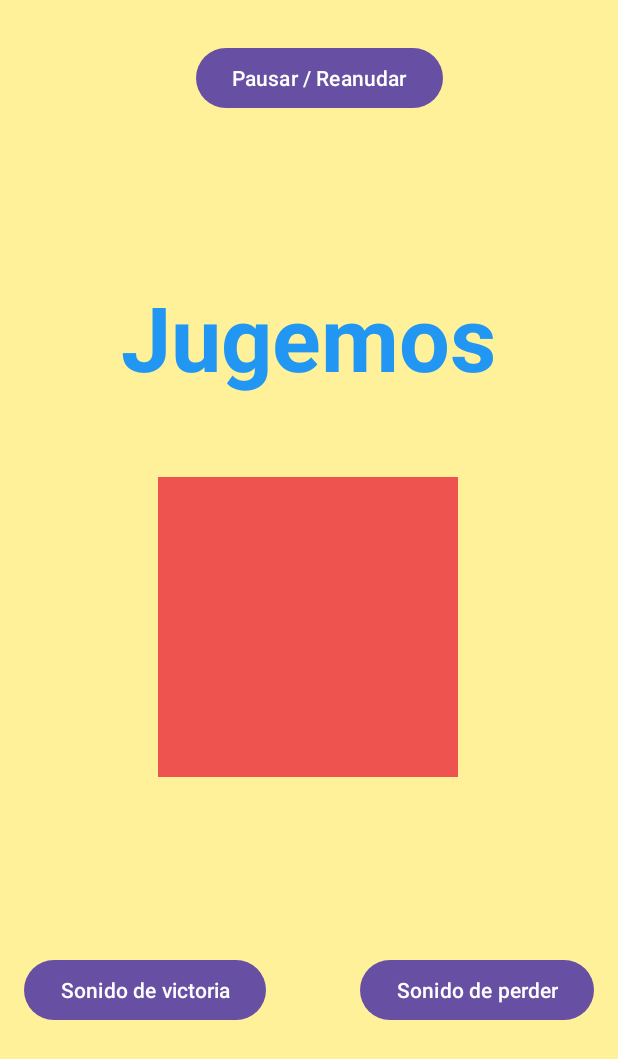
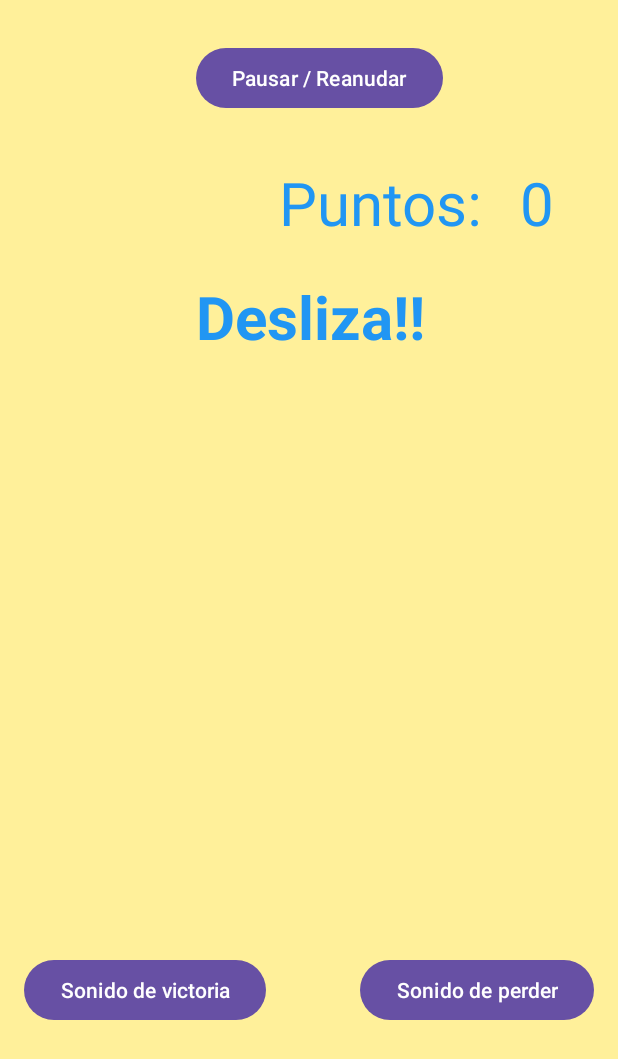
Before and after one commit to Xerlocs/BopIt, an Android app: the Juego screen opened directly, with no data from a screen before it, on a phone screen of 412 x 824 dp. Shown: the top 1059 px of the screen. Run offline under Robolectric (Android 15) with nearby library versions, the phone set to English and light mode, and no system bars.

Commit message:
decimo Commit (cambio de instrucciones y puntaje)

```diff
--- a/app/src/main/java/cl/dv/bopit/Juego.kt
+++ b/app/src/main/java/cl/dv/bopit/Juego.kt
@@ -1,6 +1,5 @@
 package cl.dv.bopit
 
-import android.annotation.SuppressLint
 import android.content.Context
 import android.content.pm.ActivityInfo
 import android.graphics.Color
@@ -11,11 +10,14 @@ import android.hardware.SensorManager
 import androidx.appcompat.app.AppCompatActivity
 import android.os.Bundle
 import android.media.MediaPlayer
+import android.os.Handler
+import android.os.Looper
 import android.view.GestureDetector
 import android.view.MotionEvent
 import android.widget.Button
 import android.widget.TextView
 import androidx.core.view.GestureDetectorCompat
+import kotlin.random.Random
 
 class Juego : AppCompatActivity(), GestureDetector.OnGestureListener, SensorEventListener{
 
@@ -26,10 +28,22 @@ class Juego : AppCompatActivity(), GestureDetector.OnGestureListener, SensorEven
     private lateinit var mDetector: GestureDetectorCompat
 
     private lateinit var gesture: TextView
-    private lateinit var square: TextView
 
     private var sensorManager: SensorManager? = null
     private var accelerometer: Sensor? = null
+
+    private val handler = Handler(Looper.getMainLooper())
+
+    private lateinit var puntos: TextView
+    private var puntaje = 0
+
+    val randomNum = List(10) { Random.nextInt(0, 3) }
+
+    private val instrucciones = listOf(
+        "Desliza!!",
+        "Agita!!",
+        "Manten precionado!!"
+    )
 
     public override fun onCreate(savedInstanceState: Bundle?) {
         super.onCreate(savedInstanceState)
@@ -41,8 +55,10 @@ class Juego : AppCompatActivity(), GestureDetector.OnGestureListener, SensorEven
         mediaPlayer2 = MediaPlayer.create(this, R.raw.lose_theme)
         mediaPlayer3 = MediaPlayer.create(this, R.raw.relaxe_theme)
 
-        gesture = findViewById(R.id.gestureText)
-        square = findViewById(R.id.tv_square)
+        gesture = findViewById(R.id.gestureText) //Intrucciones
+        puntos = findViewById(R.id.puntajeText)
+
+        puntos.text = puntaje.toString()
 
         sensorManager = getSystemService(Context.SENSOR_SERVICE) as SensorManager
         accelerometer = sensorManager?.getDefaultSensor(Sensor.TYPE_ACCELEROMETER)
@@ -51,6 +67,8 @@ class Juego : AppCompatActivity(), GestureDetector.OnGestureListener, SensorEven
 
         mediaPlayer3.start()
         mediaPlayer3.isLooping
+
+        showRandomInstruccion()
 
         val victoria = findViewById<Button>(R.id.victoriaButton)
         victoria.setOnClickListener{
@@ -76,6 +94,12 @@ class Juego : AppCompatActivity(), GestureDetector.OnGestureListener, SensorEven
         }
 
 
+    }
+
+    private fun showRandomInstruccion() {
+        val randomIndex = (0 until instrucciones.size).random()
+        val randomInstruction = instrucciones[randomIndex]
+        gesture.text = randomInstruction
     }
 
     override fun onTouchEvent(event: MotionEvent): Boolean {
@@ -113,12 +137,35 @@ class Juego : AppCompatActivity(), GestureDetector.OnGestureListener, SensorEven
         velocityX: Float,
         velocityY: Float
     ): Boolean {
-        gesture.setText(R.string.desliza)
+
+        if(gesture.text == "Desliza!!")
+        {
+            gesture.setText(R.string.logro)
+            puntaje = puntaje + 1
+            puntos.text = puntaje.toString()
+            mediaPlayer.start()
+            scheduleRandomInstruction()
+        }else
+        {
+            gesture.setText(R.string.fallo)
+            mediaPlayer2.start()
+        }
         return true
     }
 
     override fun onLongPress(event: MotionEvent) {
-        gesture.setText(R.string.longpress)
+        if(gesture.text == "Manten precionado!!")
+        {
+            gesture.setText(R.string.logro)
+            puntaje = puntaje + 1
+            puntos.text = puntaje.toString()
+            mediaPlayer.start()
+            scheduleRandomInstruction()
+        }else
+        {
+            gesture.setText(R.string.fallo)
+            mediaPlayer2.start()
+        }
     }
 
     override fun onScroll(
@@ -145,14 +192,22 @@ class Juego : AppCompatActivity(), GestureDetector.OnGestureListener, SensorEven
             val acceleration = Math.sqrt(x * x + y * y + z * z.toDouble()).toFloat()
 
             // You can adjust the acceleration threshold based on your needs
-            val threshold = 10.0f
+            val threshold = 15.0f
 
             if (acceleration > threshold) {
-                // Change the background color to black
-                square.setBackgroundColor(Color.RED)
+                if(gesture.text == "Agita!!")
+                {
+                    gesture.setText(R.string.logro)
+                    puntaje = puntaje + 1
+                    puntos.text = puntaje.toString()
+                    mediaPlayer.start()
+                    scheduleRandomInstruction()
+                }else
+                {
+                    gesture.setText(R.string.fallo)
+                    mediaPlayer2.start()
+                }
             } else {
-                // Change the background color to white
-                square.setBackgroundColor(Color.BLUE)
             }
         }
     }
@@ -160,4 +215,10 @@ class Juego : AppCompatActivity(), GestureDetector.OnGestureListener, SensorEven
     override fun onAccuracyChanged(p0: Sensor?, p1: Int) {
         return
     }
+
+    private fun scheduleRandomInstruction() {
+        handler.postDelayed({
+            showRandomInstruccion()
+        }, 3000)
+    }
 }
--- a/app/src/main/res/layout/activity_juego.xml
+++ b/app/src/main/res/layout/activity_juego.xml
@@ -42,13 +42,13 @@
 
   <TextView
       android:id="@+id/gestureText"
-      android:layout_width="276dp"
-      android:layout_height="90dp"
+      android:layout_width="414dp"
+      android:layout_height="106dp"
       android:layout_marginTop="184dp"
       android:text="@string/textoejemplo"
       android:textAlignment="center"
       android:textColor="@color/azul_bonito"
-      android:textSize="60sp"
+      android:textSize="40sp"
       android:textStyle="bold"
       app:layout_constraintEnd_toEndOf="parent"
       app:layout_constraintHorizontal_bias="0.496"
@@ -56,14 +56,31 @@
       app:layout_constraintTop_toTopOf="parent" />
 
   <TextView
-      android:id="@+id/tv_square"
-      android:layout_width="200dp"
-      android:layout_height="200dp"
-      android:layout_marginTop="44dp"
-      android:background="@color/rojo"
-      android:gravity="center"
+      android:id="@+id/pText"
+      android:layout_width="150dp"
+      android:layout_height="75dp"
+      android:layout_marginTop="108dp"
+      android:text="@string/puntos"
+      android:textAlignment="center"
+      android:textColor="@color/azul_bonito"
+      android:textSize="40sp"
       app:layout_constraintEnd_toEndOf="parent"
-      app:layout_constraintHorizontal_bias="0.497"
+      app:layout_constraintHorizontal_bias="0.681"
       app:layout_constraintStart_toStartOf="parent"
-      app:layout_constraintTop_toBottomOf="@+id/gestureText" />
+      app:layout_constraintTop_toTopOf="parent" />
+
+  <TextView
+      android:id="@+id/puntajeText"
+      android:layout_width="150dp"
+      android:layout_height="75dp"
+      android:layout_marginTop="108dp"
+      android:textAlignment="center"
+      android:textColor="@color/azul_bonito"
+      android:textSize="40sp"
+      app:layout_constraintEnd_toEndOf="parent"
+      app:layout_constraintHorizontal_bias="0.681"
+      app:layout_constraintStart_toEndOf="@+id/pText"
+      app:layout_constraintTop_toTopOf="parent"
+      tools:text="hola"/>
+
 </androidx.constraintlayout.widget.ConstraintLayout>
--- a/app/src/main/res/values/strings.xml
+++ b/app/src/main/res/values/strings.xml
@@ -43,10 +43,14 @@
 
     //texto ejemplo
     <string name="textoejemplo">Jugemos</string>
-    <string name="cuadrito">Giremos</string>
+    <string name="puntos">Puntos:</string>
 
     //texto gesture
     <string name="desliza">Deslizado</string>
     <string name="longpress">Presionando</string>
 
+    //texto acierto
+    <string name="logro">Correcto</string>
+    <string name="fallo">Fallaste</string>
+
 </resources>
```
